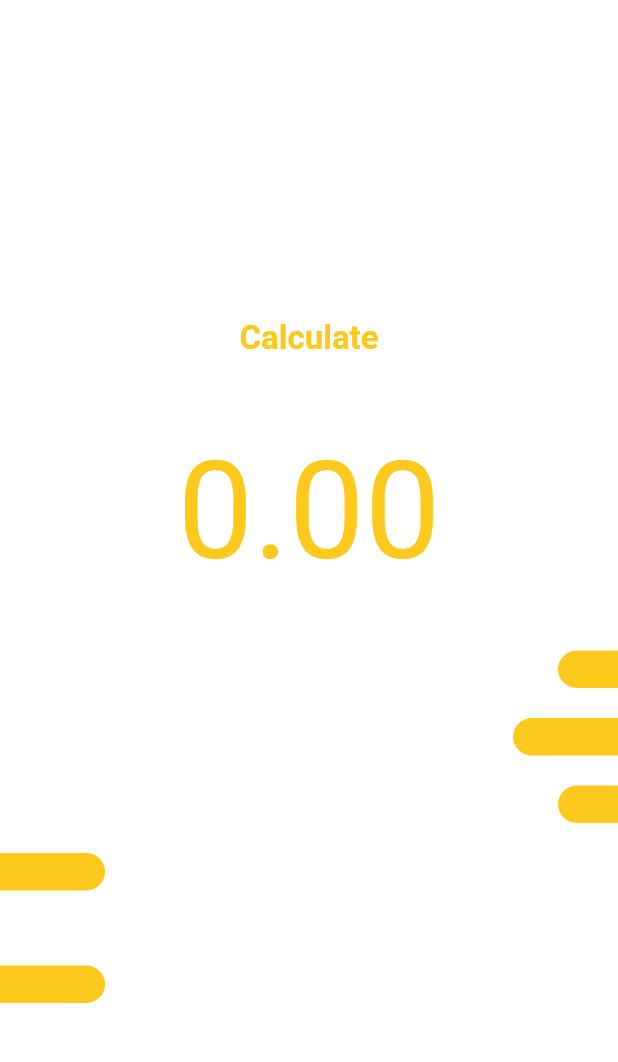
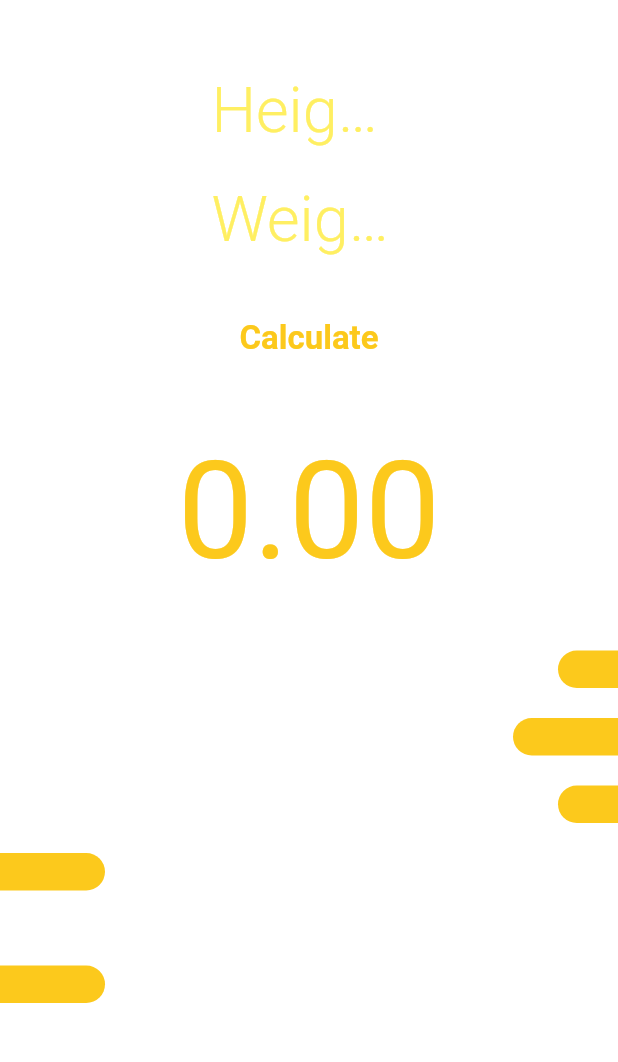
Before and after one commit to ahteshamFladdra/BMI-App, a Flutter app: the screen it shows after launch, after a tap on "Calculate", on a phone screen of 412 x 824 dp, the part 59-1121 px from its top. Run offline on Flutter 3.47's test engine with Material 2 defaults, Android fonts, the phone set to English and light mode, and no system bars; our stand-ins replace hexcolor.

```diff
--- a/bmi_app/lib/constant/Screen/home_page.dart
+++ b/bmi_app/lib/constant/Screen/home_page.dart
@@ -1,5 +1,4 @@
 import 'package:bmi_app/constant/app_constant.dart';
-// ignore: unused_import
 import 'package:bmi_app/constant/widgets/RightBar.dart';
 import 'package:bmi_app/constant/widgets/left_bar.dart';
 import 'package:flutter/material.dart';
@@ -45,11 +44,11 @@ class _HomeScreenState extends State<HomeScreen> {
                 keyboardType: TextInputType.number,
                 decoration: InputDecoration(
                     border: InputBorder.none,
-                    hintText: "Height",
+                    hintText: "Height in cm",
                     hintStyle: TextStyle(
                         fontSize: 42,
                         fontWeight: FontWeight.w300,
-                        color: Colors.white.withOpacity(0.8))),
+                        color: Colors.yellow.withOpacity(0.8))),
               ),
             ),
           ]),
@@ -65,11 +64,11 @@ class _HomeScreenState extends State<HomeScreen> {
                 keyboardType: TextInputType.number,
                 decoration: InputDecoration(
                     border: InputBorder.none,
-                    hintText: "Weight",
+                    hintText: "Weight in kg",
                     hintStyle: TextStyle(
                         fontSize: 42,
                         fontWeight: FontWeight.w300,
-                        color: Colors.white.withOpacity(0.8))),
+                        color: Colors.yellow.withOpacity(0.8))),
               ),
             ),
           ]),
@@ -78,8 +77,10 @@ class _HomeScreenState extends State<HomeScreen> {
           ),
           GestureDetector(
             onTap: () {
-              double _h = double.parse(_heightController.text);
+              double _h = double.parse(_heightController.text) / 100;
               double _w = double.parse(_weightController.text);
+
+
               setState(() {
                 _bmiResult = _w / (_h * _h);
                 if (_bmiResult > 25) {
```
